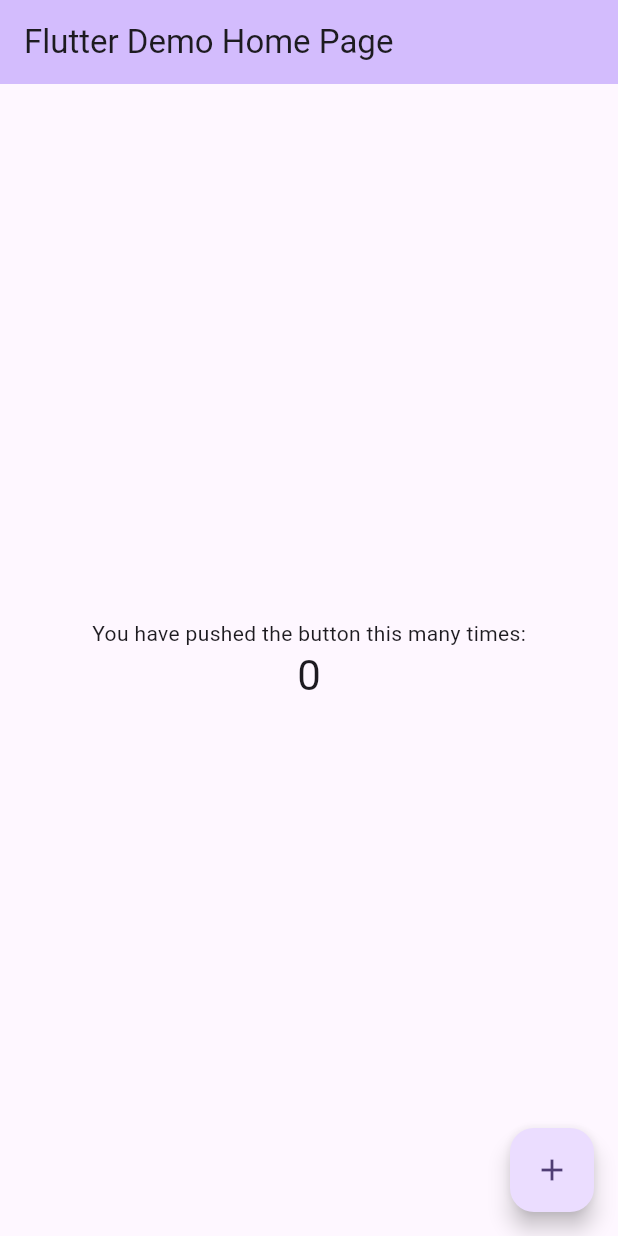
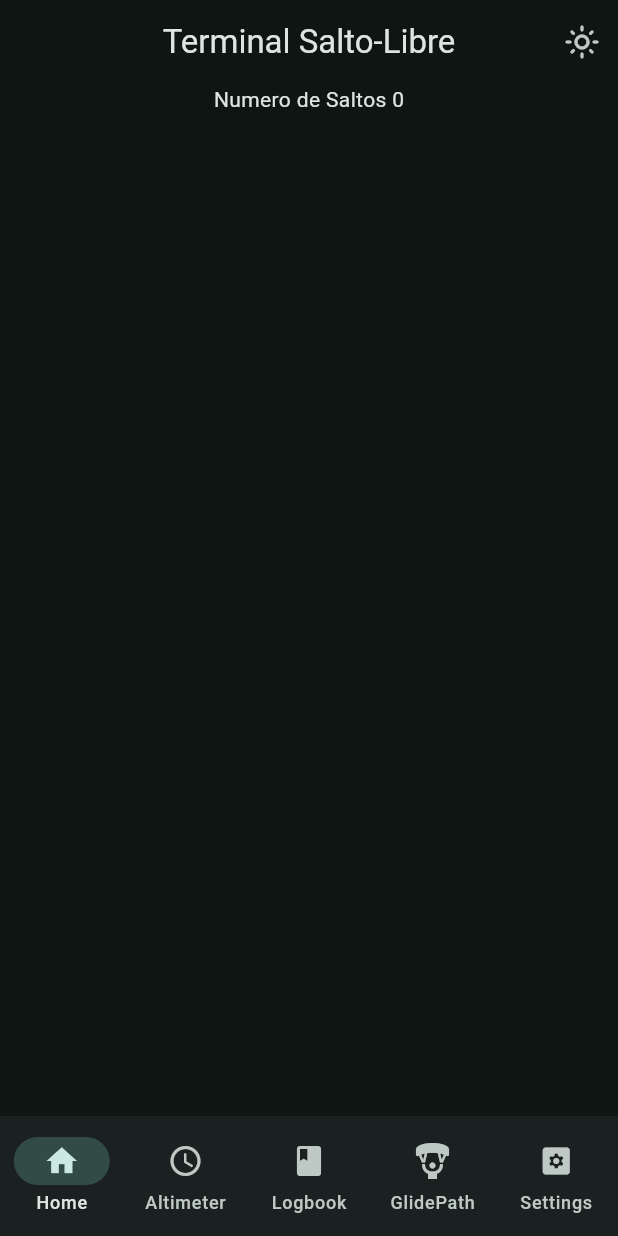
Before and after one commit to richardcrbb/terminal_salto_libre, a Flutter app: the screen it shows after launch, on a phone screen of 412 x 824 dp. Run offline on Flutter 3.47's test engine with Material 3 defaults, Android fonts, the light colour scheme and no system bars; our stand-ins replace sqflite; accounts and stored records are empty.

Commit message:
empiezo proyecto en pc oficina

```diff
--- /dev/null
+++ b/lib/data/logbook_db.dart
@@ -0,0 +1,66 @@
+import 'package:path/path.dart';
+import 'package:sqflite/sqflite.dart';
+import 'package:terminal_salto_libre/data/models.dart';
+
+class JumpLogDatabase {
+  static Database? _database;
+
+  static Future<Database> get database async {
+    if (_database != null) return _database!;
+    return await _initDB();
+  }
+
+  static Future<Database> _initDB() async {
+    final dbPath = await getDatabasesPath();
+    final path = join(dbPath, 'jump_logs.db');
+
+    return await openDatabase(
+      path,
+      version: 1,
+      onCreate: (db, version) {
+        return db.execute('''
+          CREATE TABLE jumps (
+            id INTEGER PRIMARY KEY AUTOINCREMENT,
+            jumpNumber INTEGER,
+            date TEXT,
+            location TEXT,
+            aircraft TEXT,
+            equipment TEXT,
+            altitude INTEGER,
+            freefallDelay INTEGER,
+            totalFreefall INTEGER,
+            description TEXT,
+            signature TEXT,
+          )
+        ''');
+      },
+    );
+  }
+
+  static Future<int> insertJump(JumpLog log) async {
+    final db = await database;
+    return await db.insert('jumps', log.toMap(), conflictAlgorithm: ConflictAlgorithm.replace);
+  }
+
+  static Future<List<JumpLog>> getJumps() async {
+    final db = await database;
+    final result = await db.query('jumps');
+    return result.map((map) => JumpLog.fromMap(map)).toList();
+  }
+
+  static Future<int> updateJump(JumpLog log) async {
+    final db = await database;
+    return await db.update('jumps', log.toMap(), where: 'id = ?', whereArgs: [log.id]);
+  }
+
+  static Future<int> deleteJump(int id) async {
+    final db = await database;
+    return await db.delete('jumps', where: 'id = ?', whereArgs: [id]);
+  }
+  static Future<int> getLastJumpNumber() async {
+  final db = await database;
+  final result = await db.rawQuery('SELECT MAX(jumpNumber) as maxJump FROM jumps');
+  final maxJump = result.first['maxJump'];
+  return maxJump != null ? maxJump as int : 0;
+  }
+}
--- /dev/null
+++ b/lib/data/models.dart
@@ -0,0 +1,59 @@
+class JumpLog {
+  final int? id;
+  final int jumpNumber;
+  final String date;
+  final String location;
+  final String aircraft;
+  final String equipment;
+  final int altitude;
+  final int freefallDelay;
+  final int totalFreefall;
+  final String description;
+  final String signature;
+
+  JumpLog({
+    this.id,
+    required this.jumpNumber,
+    required this.date,
+    required this.location,
+    required this.aircraft,
+    required this.equipment,
+    required this.altitude,
+    required this.freefallDelay,
+    required this.totalFreefall,
+    required this.description,
+    required this.signature,
+  });
+
+  Map<String, dynamic> toMap() {
+    return {
+      'id': id,
+      'jumpNumber': jumpNumber,
+      'date': date,
+      'location': location,
+      'aircraft': aircraft,
+      'equipment': equipment,
+      'altitude': altitude,
+      'freefallDelay': freefallDelay,
+      'totalFreefall': totalFreefall,
+      'description': description,
+      'signature': signature,
+    };
+  }
+
+  static JumpLog fromMap(Map<String, dynamic> map) {
+    return JumpLog(
+      id: map['id'],
+      jumpNumber: map['jumpNumber'],
+      date: map['date'],
+      location: map['location'],
+      aircraft: map['aircraft'],
+      equipment: map['equipment'],
+      altitude: map['altitude'],
+      freefallDelay: map['freefallDelay'],
+      totalFreefall: map['totalFreefall'],
+      description: map['description'],
+      signature: map['signature'],
+    );
+  }
+}
--- /dev/null
+++ b/lib/data/notifiers.dart
@@ -0,0 +1,4 @@
+import 'package:flutter/material.dart';
+
+ValueNotifier<int> indexSelected = ValueNotifier(0);
+ValueNotifier<bool> darkMode = ValueNotifier(true);
--- a/lib/main.dart
+++ b/lib/main.dart
@@ -1,122 +1,26 @@
 import 'package:flutter/material.dart';
+import 'package:terminal_salto_libre/data/notifiers.dart';
+import 'package:terminal_salto_libre/screens/widget_tree.dart';
 
-void main() {
-  runApp(const MyApp());
+void main(){
+  runApp(MyApp());
 }
 
 class MyApp extends StatelessWidget {
   const MyApp({super.key});
 
-  // This widget is the root of your application.
   @override
   Widget build(BuildContext context) {
-    return MaterialApp(
-      title: 'Flutter Demo',
-      theme: ThemeData(
-        // This is the theme of your application.
-        //
-        // TRY THIS: Try running your application with "flutter run". You'll see
-        // the application has a purple toolbar. Then, without quitting the app,
-        // try changing the seedColor in the colorScheme below to Colors.green
-        // and then invoke "hot reload" (save your changes or press the "hot
-        // reload" button in a Flutter-supported IDE, or press "r" if you used
-        // the command line to start the app).
-        //
-        // Notice that the counter didn't reset back to zero; the application
-        // state is not lost during the reload. To reset the state, use hot
-        // restart instead.
-        //
-        // This works for code too, not just values: Most code changes can be
-        // tested with just a hot reload.
-        colorScheme: ColorScheme.fromSeed(seedColor: Colors.deepPurple),
-      ),
-      home: const MyHomePage(title: 'Flutter Demo Home Page'),
+    return ValueListenableBuilder(valueListenable: darkMode, builder: (context, valorcito, child) {
+      return
+      MaterialApp(
+      debugShowCheckedModeBanner: false,
+      theme: ThemeData(colorScheme: ColorScheme.fromSeed(
+        seedColor: Colors.teal,
+        brightness: valorcito ? Brightness.dark : Brightness.light,
+        )),
+      home: WidgetTree(),
     );
+    },);
   }
 }
-
-class MyHomePage extends StatefulWidget {
-  const MyHomePage({super.key, required this.title});
-
-  // This widget is the home page of your application. It is stateful, meaning
-  // that it has a State object (defined below) that contains fields that affect
-  // how it looks.
-
-  // This class is the configuration for the state. It holds the values (in this
-  // case the title) provided by the parent (in this case the App widget) and
-  // used by the build method of the State. Fields in a Widget subclass are
-  // always marked "final".
-
-  final String title;
-
-  @override
-  State<MyHomePage> createState() => _MyHomePageState();
-}
-
-class _MyHomePageState extends State<MyHomePage> {
-  int _counter = 0;
-
-  void _incrementCounter() {
-    setState(() {
-      // This call to setState tells the Flutter framework that something has
-      // changed in this State, which causes it to rerun the build method below
-      // so that the display can reflect the updated values. If we changed
-      // _counter without calling setState(), then the build method would not be
-      // called again, and so nothing would appear to happen.
-      _counter++;
-    });
-  }
-
-  @override
-  Widget build(BuildContext context) {
-    // This method is rerun every time setState is called, for instance as done
-    // by the _incrementCounter method above.
-    //
-    // The Flutter framework has been optimized to make rerunning build methods
-    // fast, so that you can just rebuild anything that needs updating rather
-    // than having to individually change instances of widgets.
-    return Scaffold(
-      appBar: AppBar(
-        // TRY THIS: Try changing the color here to a specific color (to
-        // Colors.amber, perhaps?) and trigger a hot reload to see the AppBar
-        // change color while the other colors stay the same.
-        backgroundColor: Theme.of(context).colorScheme.inversePrimary,
-        // Here we take the value from the MyHomePage object that was created by
-        // the App.build method, and use it to set our appbar title.
-        title: Text(widget.title),
-      ),
-      body: Center(
-        // Center is a layout widget. It takes a single child and positions it
-        // in the middle of the parent.
-        child: Column(
-          // Column is also a layout widget. It takes a list of children and
-          // arranges them vertically. By default, it sizes itself to fit its
-          // children horizontally, and tries to be as tall as its parent.
-          //
-          // Column has various properties to control how it sizes itself and
-          // how it positions its children. Here we use mainAxisAlignment to
-          // center the children vertically; the main axis here is the vertical
-          // axis because Columns are vertical (the cross axis would be
-          // horizontal).
-          //
-          // TRY THIS: Invoke "debug painting" (choose the "Toggle Debug Paint"
-          // action in the IDE, or press "p" in the console), to see the
-          // wireframe for each widget.
-          mainAxisAlignment: MainAxisAlignment.center,
-          children: <Widget>[
-            const Text('You have pushed the button this many times:'),
-            Text(
-              '$_counter',
-              style: Theme.of(context).textTheme.headlineMedium,
-            ),
-          ],
-        ),
-      ),
-      floatingActionButton: FloatingActionButton(
-        onPressed: _incrementCounter,
-        tooltip: 'Increment',
-        child: const Icon(Icons.add),
-      ), // This trailing comma makes auto-formatting nicer for build methods.
-    );
-  }
-}
--- /dev/null
+++ b/lib/screens/pages/home.dart
@@ -0,0 +1,25 @@
+import 'package:flutter/material.dart';
+import 'package:terminal_salto_libre/data/logbook_db.dart';
+
+class HomePage extends StatelessWidget {
+  const HomePage({super.key});
+
+  @override
+  Widget build(BuildContext context) {
+    return
+    FutureBuilder<int>(
+      future: JumpLogDatabase.getLastJumpNumber(),
+      builder: (context, snapshot) {
+        if (snapshot.connectionState == ConnectionState.waiting) {
+          return const CircularProgressIndicator();
+        } else if (snapshot.hasError) {
+          return const Text('Error al cargar los saltos');
+        } else {
+          final lastJumpNumber = snapshot.data ?? 0;
+        return Column(
+      crossAxisAlignment: CrossAxisAlignment.center,
+      children: [
+        Text('Numero de Saltos $lastJumpNumber'),
+      ],
+    );
+  }},);}}
--- /dev/null
+++ b/lib/screens/widget_tree.dart
@@ -0,0 +1,58 @@
+import 'package:flutter/material.dart';
+import 'package:terminal_salto_libre/data/notifiers.dart';
+import 'package:terminal_salto_libre/screens/pages/altimeter.dart';
+import 'package:terminal_salto_libre/screens/pages/config.dart';
+import 'package:terminal_salto_libre/screens/pages/glidepath.dart';
+import 'package:terminal_salto_libre/screens/pages/home.dart';
+import 'package:terminal_salto_libre/screens/pages/logbook.dart';
+
+List<Widget> pages =[
+  HomePage(),
+  AltimeterPage(),
+  LogbookPage(),
+  GlidePathPage(),
+  ConfigPage(),
+];
+
+var icono = Icon(Icons.light_mode_outlined);
+
+class WidgetTree extends StatelessWidget {
+  const WidgetTree({super.key});
+
+  @override
+  Widget build(BuildContext context) {
+    return ValueListenableBuilder(valueListenable: indexSelected, builder: (context, valorcillo, child) {
+      return
+      Scaffold(
+      appBar: AppBar(
+        title: Text('Terminal Salto-Libre'),
+        centerTitle: true,
+        actions: [
+         ValueListenableBuilder(valueListenable: darkMode, builder: (context, valemia, child) {
+           return
+            IconButton(onPressed: () {
+             valemia ? darkMode.value = false :darkMode.value = true;
+              },
+              icon: valemia ? Icon(Icons.light_mode_outlined) : Icon(Icons.dark_mode_outlined
+              )
+            );
+         },)
+        ],
+      ),
+      body: Center(child:pages[valorcillo]),
+      bottomNavigationBar: NavigationBar(destinations: [
+        NavigationDestination(icon: Icon(Icons.home), label: 'Home'),
+        NavigationDestination(icon: Icon(Icons.schedule), label: 'Altimeter'),
+        NavigationDestination(icon: Icon(Icons.book), label: 'Logbook'),
+        NavigationDestination(icon: Icon(Icons.paragliding), label: 'GlidePath'),
+        NavigationDestination(icon: Icon(Icons.settings_applications_rounded), label: 'Settings'),
+        ],
+        onDestinationSelected: (cliked) {
+          indexSelected.value = cliked;
+        },
+        selectedIndex: valorcillo
+        ),
+      );
+    },);
+  }
+}
--- a/pubspec.yaml
+++ b/pubspec.yaml
@@ -30,6 +30,9 @@ environment:
 dependencies:
   flutter:
     sdk: flutter
+  sqflite: ^2.4.2
+  path: ^1.9.1
+  path_provider: ^2.1.5
 
   # The following adds the Cupertino Icons font to your application.
   # Use with the CupertinoIcons class for iOS style icons.
@@ -44,7 +47,8 @@ dev_dependencies:
   # activated in the `analysis_options.yaml` file located at the root of your
   # package. See that file for information about deactivating specific lint
   # rules and activating additional ones.
-  flutter_lints: ^5.0.0
+  flutter_lints: ^6.0.0
+  lints: ^6.0.0
 
 # For information on the generic Dart part of this file, see the
 # following page: https://dart.dev/tools/pub/pubspec
```
Also changed, not shown: lib/screens/pages/altimeter.dart (added, +10 -0 lines), lib/screens/pages/config.dart (added, +10 -0 lines), lib/screens/pages/glidepath.dart (added, +10 -0 lines), lib/screens/pages/logbook.dart (added, +10 -0 lines), pubspec.lock, 1 other file.
